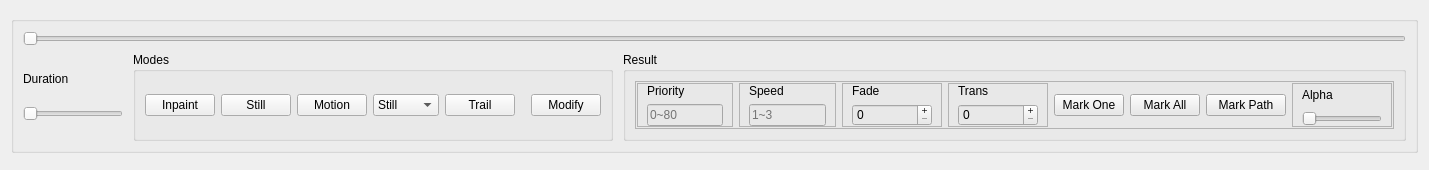
Qt form GControlWidget.ui (limacv/ReplateWidget) before a commit.
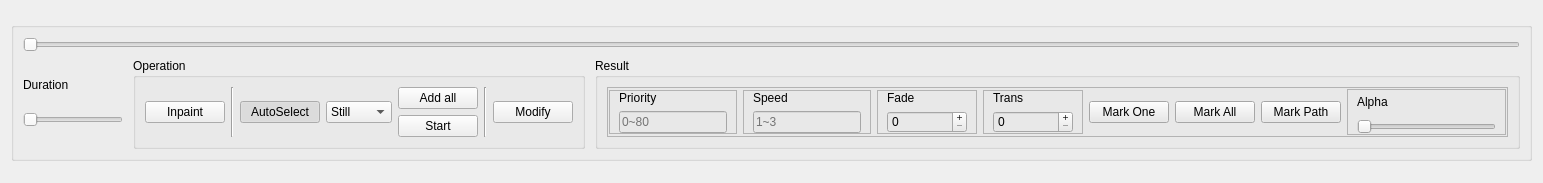
The same form after that commit.

Patch:
```diff
--- a/GControlWidget.ui
+++ b/GControlWidget.ui
@@ -6,8 +6,8 @@
    <rect>
     <x>0</x>
     <y>0</y>
-    <width>1429</width>
-    <height>170</height>
+    <width>1543</width>
+    <height>183</height>
    </rect>
   </property>
   <property name="windowTitle">
@@ -135,77 +135,23 @@
           <item>
            <widget class="QGroupBox" name="groupBox_2">
             <property name="title">
-             <string>Modes</string>
+             <string>Operation</string>
             </property>
             <property name="flat">
              <bool>true</bool>
             </property>
             <layout class="QGridLayout" name="gridLayout_3">
-             <item row="0" column="0">
-              <layout class="QHBoxLayout" name="horizontalLayout_4">
-               <item>
-                <widget class="QPushButton" name="control_add_inpaint_button_">
-                 <property name="sizePolicy">
-                  <sizepolicy hsizetype="Minimum" vsizetype="Fixed">
-                   <horstretch>0</horstretch>
-                   <verstretch>0</verstretch>
-                  </sizepolicy>
-                 </property>
-                 <property name="minimumSize">
-                  <size>
-                   <width>70</width>
-                   <height>0</height>
-                  </size>
-                 </property>
-                 <property name="text">
-                  <string>Inpaint</string>
-                 </property>
-                 <property name="checkable">
-                  <bool>true</bool>
-                 </property>
-                </widget>
-               </item>
-              </layout>
-             </item>
-             <item row="0" column="1">
+             <item row="0" column="3">
               <layout class="QHBoxLayout" name="horizontalLayout_5">
                <item>
-                <widget class="QPushButton" name="control_add_still_button_">
-                 <property name="sizePolicy">
-                  <sizepolicy hsizetype="Fixed" vsizetype="Fixed">
-                   <horstretch>0</horstretch>
-                   <verstretch>0</verstretch>
-                  </sizepolicy>
-                 </property>
-                 <property name="minimumSize">
-                  <size>
-                   <width>70</width>
-                   <height>0</height>
-                  </size>
-                 </property>
+                <widget class="QPushButton" name="button_autoselection">
                  <property name="text">
-                  <string>Still</string>
+                  <string>AutoSelect</string>
                  </property>
                  <property name="checkable">
                   <bool>true</bool>
                  </property>
                  <property name="checked">
-                  <bool>false</bool>
-                 </property>
-                </widget>
-               </item>
-               <item>
-                <widget class="QPushButton" name="control_add_motion_button_">
-                 <property name="minimumSize">
-                  <size>
-                   <width>70</width>
-                   <height>0</height>
-                  </size>
-                 </property>
-                 <property name="text">
-                  <string>Motion</string>
-                 </property>
-                 <property name="checkable">
                   <bool>true</bool>
                  </property>
                 </widget>
@@ -230,7 +176,15 @@
                 </widget>
                </item>
                <item>
-                <widget class="QPushButton" name="control_add_trail_button_">
+                <layout class="QVBoxLayout" name="verticalLayout_7">
+                 <item>
+                  <widget class="QPushButton" name="button_auto_add">
+                   <property name="sizePolicy">
+                    <sizepolicy hsizetype="Fixed" vsizetype="Fixed">
+                     <horstretch>0</horstretch>
+                     <verstretch>0</verstretch>
+                    </sizepolicy>
+                   </property>
                  <property name="minimumSize">
                   <size>
                    <width>70</width>
@@ -238,30 +192,59 @@
                   </size>
                  </property>
                  <property name="text">
-                  <string>Trail</string>
+                    <string>Add all</string>
                  </property>
                  <property name="checkable">
-                  <bool>true</bool>
-                 </property>
+                    <bool>false</bool>
+                   </property>
+                   <property name="checked">
+                    <bool>false</bool>
+                   </property>
                 </widget>
                </item>
                <item>
-                <spacer name="horizontalSpacer">
-                 <property name="orientation">
-                  <enum>Qt::Horizontal</enum>
-                 </property>
-                 <property name="sizeType">
-                  <enum>QSizePolicy::Fixed</enum>
-                 </property>
-                 <property name="sizeHint" stdset="0">
+                  <widget class="QPushButton" name="button_manual_add">
+                   <property name="minimumSize">
+                    <size>
+                     <width>70</width>
+                     <height>0</height>
+                    </size>
+                   </property>
+                   <property name="text">
+                    <string>Start</string>
+                   </property>
+                   <property name="checkable">
+                    <bool>true</bool>
+                   </property>
+                  </widget>
+                 </item>
+                </layout>
+               </item>
+              </layout>
+             </item>
+             <item row="0" column="0">
+              <widget class="QPushButton" name="control_add_inpaint_button_">
+               <property name="sizePolicy">
+                <sizepolicy hsizetype="Minimum" vsizetype="Fixed">
+                 <horstretch>0</horstretch>
+                 <verstretch>0</verstretch>
+                </sizepolicy>
+               </property>
+               <property name="minimumSize">
                   <size>
-                   <width>10</width>
-                   <height>20</height>
-                  </size>
-                 </property>
-                </spacer>
-               </item>
-               <item>
+                 <width>70</width>
+                 <height>0</height>
+                </size>
+               </property>
+               <property name="text">
+                <string>Inpaint</string>
+               </property>
+               <property name="checkable">
+                <bool>true</bool>
+               </property>
+              </widget>
+             </item>
+             <item row="0" column="5">
                 <widget class="QPushButton" name="control_modify_path_button_">
                  <property name="minimumSize">
                   <size>
@@ -277,7 +260,19 @@
                  </property>
                 </widget>
                </item>
-              </layout>
+             <item row="0" column="1">
+              <widget class="Line" name="line">
+               <property name="orientation">
+                <enum>Qt::Vertical</enum>
+               </property>
+              </widget>
+             </item>
+             <item row="0" column="4">
+              <widget class="Line" name="line_2">
+               <property name="orientation">
+                <enum>Qt::Vertical</enum>
+               </property>
+              </widget>
              </item>
             </layout>
            </widget>
```
Lines whose indentation alone changed are shown as unchanged.
